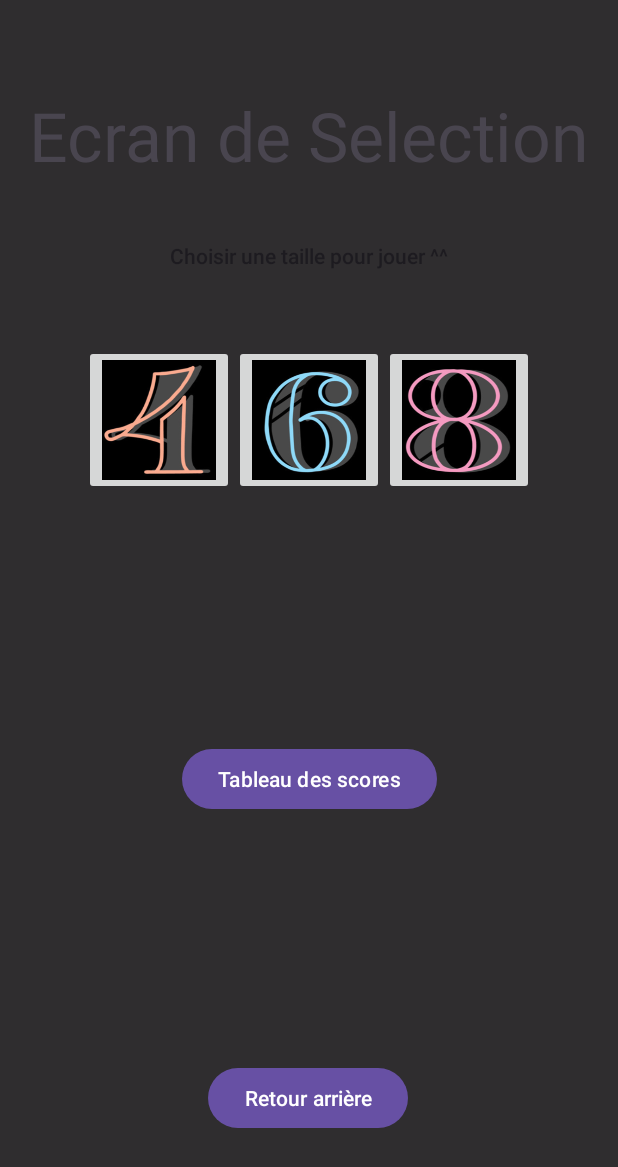
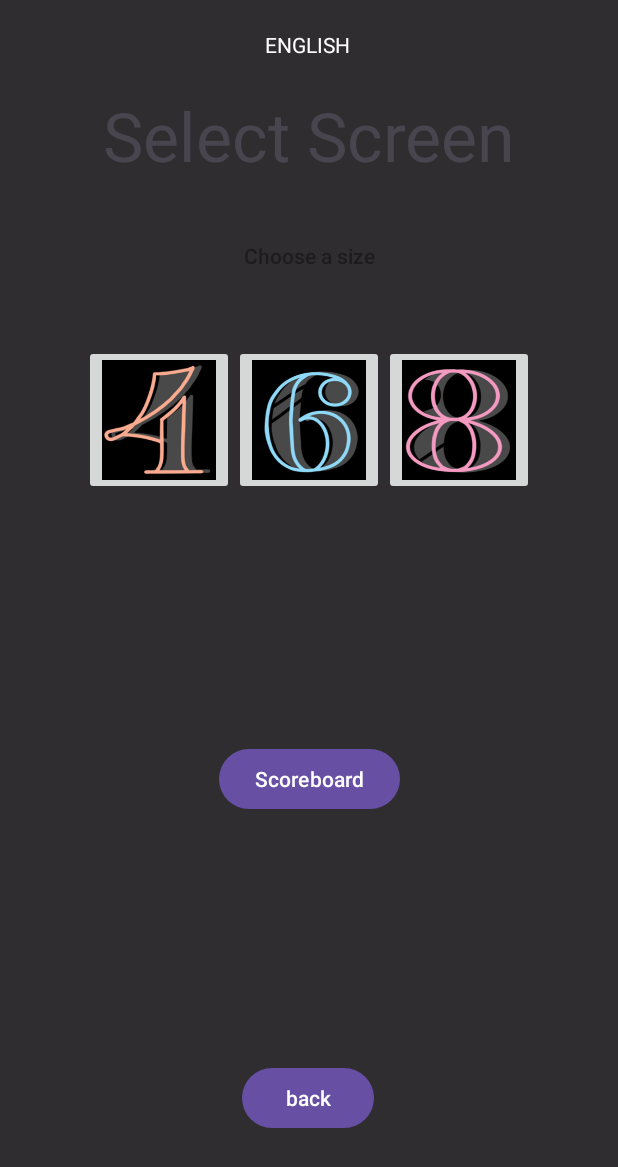
Before and after one commit to Tmalinge/Color_tiles, an Android app: the Selector_page screen opened directly, with no data from a screen before it, on a phone screen of 412 x 824 dp. Shown: the top 1167 px of the screen. Run offline under Robolectric (Android 15) with nearby library versions, the phone set to English and light mode, and no system bars.

Commit message:
Ajout du changement de langue

```diff
--- /dev/null
+++ b/app/src/main/java/com/example/color_tiles/LocaleHelper.java
@@ -0,0 +1,87 @@
+package com.example.color_tiles;
+
+import android.annotation.TargetApi;
+import android.content.Context;
+import android.content.SharedPreferences;
+import android.content.res.Configuration;
+import android.content.res.Resources;
+import android.os.Build;
+import android.preference.PreferenceManager;
+
+import java.util.Locale;
+
+/**
+ * Created by abdalla on 10/2/17.
+ */
+
+public class LocaleHelper {
+
+    private static final String SELECTED_LANGUAGE = "Locale.Helper.Selected.Language";
+
+    public static Context onAttach(Context context) {
+        String lang = getPersistedData(context, Locale.getDefault().getLanguage());
+        return setLocale(context, lang);
+    }
+
+    public static Context onAttach(Context context, String defaultLanguage) {
+        String lang = getPersistedData(context, defaultLanguage);
+        return setLocale(context, lang);
+    }
+
+    public static String getLanguage(Context context) {
+        return getPersistedData(context, Locale.getDefault().getLanguage());
+    }
+
+    public static Context setLocale(Context context, String language) {
+        persist(context, language);
+
+        if (Build.VERSION.SDK_INT >= Build.VERSION_CODES.N) {
+            return updateResources(context, language);
+        }
+
+        return updateResourcesLegacy(context, language);
+    }
+
+    private static String getPersistedData(Context context, String defaultLanguage) {
+        SharedPreferences preferences = PreferenceManager.getDefaultSharedPreferences(context);
+        return preferences.getString(SELECTED_LANGUAGE, defaultLanguage);
+    }
+
+    private static void persist(Context context, String language) {
+        SharedPreferences preferences = PreferenceManager.getDefaultSharedPreferences(context);
+        SharedPreferences.Editor editor = preferences.edit();
+
+        editor.putString(SELECTED_LANGUAGE, language);
+        editor.apply();
+    }
+
+    @TargetApi(Build.VERSION_CODES.N)
+    private static Context updateResources(Context context, String language) {
+        Locale locale = new Locale(language);
+        Locale.setDefault(locale);
+
+        Configuration configuration = context.getResources().getConfiguration();
+        configuration.setLocale(locale);
+        configuration.setLayoutDirection(locale);
+
+        return context.createConfigurationContext(configuration);
+    }
+
+    @SuppressWarnings("deprecation")
+    private static Context updateResourcesLegacy(Context context, String language) {
+        Locale locale = new Locale(language);
+        Locale.setDefault(locale);
+
+        Resources resources = context.getResources();
+
+        Configuration configuration = resources.getConfiguration();
+        configuration.locale = locale;
+        if (Build.VERSION.SDK_INT >= Build.VERSION_CODES.JELLY_BEAN_MR1) {
+            configuration.setLayoutDirection(locale);
+        }
+
+        resources.updateConfiguration(configuration, resources.getDisplayMetrics());
+
+        return context;
+    }
+}
--- a/app/src/main/java/com/example/color_tiles/Selector_page.java
+++ b/app/src/main/java/com/example/color_tiles/Selector_page.java
@@ -1,20 +1,98 @@
 package com.example.color_tiles;
 
+import android.content.Context;
+import android.content.DialogInterface;
 import android.content.Intent;
+import android.content.res.Configuration;
+import android.content.res.Resources;
 import android.os.Bundle;
+import android.util.Log;
 import android.view.View;
+import android.widget.RelativeLayout;
+import android.widget.TextView;
 
+import androidx.appcompat.app.AlertDialog;
 import androidx.appcompat.app.AppCompatActivity;
 import com.example.color_tiles.databinding.ActivitySelectorPageBinding;
+
+import java.util.Locale;
 
 public class Selector_page extends AppCompatActivity {
 
     private ActivitySelectorPageBinding binding;
+    TextView dialog_language;
+    int lang_selected;
+    RelativeLayout show_lan_dialog;
+    Context context;
+    Resources resources;
     @Override
     protected void onCreate(Bundle savedInstanceState) {
         super.onCreate(savedInstanceState);
         binding = ActivitySelectorPageBinding.inflate(getLayoutInflater());
         setContentView(binding.getRoot());
+        Resources res = getResources();
+        Configuration conf = res.getConfiguration();
+        res.updateConfiguration(conf, res.getDisplayMetrics());
+
+        dialog_language = (TextView)findViewById(R.id.dialog_language);
+        show_lan_dialog = (RelativeLayout)findViewById(R.id.showlangdialog);
+        if(LocaleHelper.getLanguage(Selector_page.this).equalsIgnoreCase("en"))
+        {
+            context = LocaleHelper.setLocale(Selector_page.this,"en");
+            resources =context.getResources();
+            dialog_language.setText("ENGLISH");
+            setTitle(resources.getString(R.string.app_name));
+            lang_selected = 0;
+
+        }else if(LocaleHelper.getLanguage(Selector_page.this).equalsIgnoreCase("frm")){
+            context = LocaleHelper.setLocale(Selector_page.this,"frm");
+            resources =context.getResources();
+            dialog_language.setText("FRANCAIS");
+            setTitle(resources.getString(R.string.app_name));
+            lang_selected =1;
+        }
+        show_lan_dialog.setOnClickListener(new View.OnClickListener() {
+            @Override
+            public void onClick(View view) {
+                final String[] Language = {"ENGLISH", "FRANCAIS"};
+                final int checkItem;
+                Log.d("Clicked", "Clicked");
+                final AlertDialog.Builder dialogBuilder = new AlertDialog.Builder(Selector_page.this);
+                dialogBuilder.setTitle("Select a Language")
+                        .setSingleChoiceItems(Language, lang_selected, new DialogInterface.OnClickListener() {
+                            @Override
+                            public void onClick(DialogInterface dialogInterface, int i) {
+                                dialog_language.setText(Language[i]);
+                                if (Language[i].equals("ENGLISH")) {
+                                    context = LocaleHelper.setLocale(Selector_page.this, "en");
+                                    resources = context.getResources();
+                                    lang_selected = 0;
+                                    setTitle(resources.getString(R.string.app_name));
+                                }
+                                if (Language[i].equals("FRANCAIS")) {
+                                    context = LocaleHelper.setLocale(Selector_page.this, "frm");
+                                    resources = context.getResources();
+                                    lang_selected = 1;
+                                    setTitle(resources.getString(R.string.app_name));
+
+                                }
+                                res.updateConfiguration(conf, res.getDisplayMetrics());
+                            }
+                        })
+                        .setPositiveButton("OK", new DialogInterface.OnClickListener() {
+                            @Override
+                            public void onClick(DialogInterface dialogInterface, int i) {
+                                dialogInterface.dismiss();
+                                Intent refresh = getIntent();
+                                finish();
+                                startActivity(refresh);
+
+                            }
+                        });
+                dialogBuilder.create().show();
+
+            }
+        });
     }
 
     @Override
@@ -49,14 +127,6 @@ public class Selector_page extends AppCompatActivity {
                 startActivity(intent);
             }
         });
-        binding.imageButton9.setOnClickListener(new View.OnClickListener() {
-            @Override
-            public void onClick(View v) {
-                Intent intent = new Intent(Selector_page.this,MainActivity.class);
-                startActivity(intent);
-            }
-        });
-
 
     }
 }
--- a/app/src/main/res/layout/activity_main.xml
+++ b/app/src/main/res/layout/activity_main.xml
@@ -13,7 +13,7 @@
         android:layout_height="104dp"
         android:layout_marginTop="36dp"
         android:layout_weight="1"
-        android:text="HELLO !"
+        android:text="@string/hello_world"
         android:textAlignment="center"
         android:textColor="#4CAF50"
         android:textSize="60sp"
@@ -58,7 +58,7 @@
         android:layout_height="wrap_content"
         android:layout_marginTop="62dp"
         android:layout_marginBottom="273dp"
-        android:text="Le jeu Color Tiles a été dévellopé par: "
+        android:text="@string/presentation"
         android:textAlignment="center"
         android:textColor="#4CAF50"
         android:textSize="34sp"
@@ -73,7 +73,7 @@
         android:layout_height="wrap_content"
         android:layout_marginStart="36dp"
         android:layout_marginEnd="36dp"
-        android:text="Theo, Adrien et Florian"
+        android:text="@string/name"
         android:textColor="#4CAF50"
         android:textSize="34sp"
         app:layout_constraintEnd_toEndOf="parent"
--- a/app/src/main/res/layout/activity_selector_page.xml
+++ b/app/src/main/res/layout/activity_selector_page.xml
@@ -89,4 +89,37 @@
         app:layout_constraintStart_toStartOf="parent" />
 
 
+    <RelativeLayout
+        android:id="@+id/showlangdialog"
+        android:layout_width="200dp"
+        android:layout_height="40dp"
+        android:layout_marginTop="10dp"
+        android:layout_marginEnd="3dp"
+        android:layout_marginRight="3dp"
+        app:layout_constraintTop_toTopOf="parent"
+        app:layout_constraintLeft_toLeftOf="parent"
+        app:layout_constraintRight_toRightOf="parent"
+        android:orientation="horizontal">
+
+        <TextView
+            android:id="@+id/dialog_language"
+            android:layout_width="match_parent"
+            android:layout_height="match_parent"
+            android:layout_alignParentBottom="true"
+            android:layout_gravity="center"
+            android:background="@android:color/transparent"
+            android:dropDownVerticalOffset="35dp"
+            android:gravity="center"
+            android:text="English"
+            android:textColor="@color/white" />
+        <ImageView
+            android:layout_width="wrap_content"
+            android:layout_height="wrap_content"
+            android:layout_alignParentRight="true"
+            android:layout_centerVertical="true"
+            android:layout_gravity="center"
+            android:layout_marginRight="10dp"/>
+    </RelativeLayout>
+
+
 </androidx.constraintlayout.widget.ConstraintLayout>
--- a/app/src/main/res/values/strings.xml
+++ b/app/src/main/res/values/strings.xml
@@ -1,10 +1,13 @@
 <resources>
-    <string name="app_name">Color_tiles</string>
-    <string name="choisir_une_taille_pour_jouer">Choisir une taille pour jouer ^^</string>
-    <string name="ecran_de_selection">Ecran de Selection</string>
-    <string name="dimension_6x6">Dimension 6x6</string>
-    <string name="dimension_4x4">Dimension 4x4</string>
-    <string name="dimension_8x8">Dimension 8x8</string>
-    <string name="score">Tableau des scores</string>
-    <string name="back">Retour arrière</string>
+    <string name="hello_world">Hello !</string>
+    <string name="app_name">Color tiles</string>
+    <string name="choisir_une_taille_pour_jouer">Choose a size</string>
+    <string name="ecran_de_selection">Select Screen</string>
+    <string name="dimension_6x6">Size 6x6</string>
+    <string name="dimension_4x4">Size 4x4</string>
+    <string name="dimension_8x8">Size 8x8</string>
+    <string name="score">Scoreboard</string>
+    <string name="back">back</string>
+    <string name="presentation">The game Color Tiles was developed by:</string>
+    <string name="name">Theo, Adrien and Florian</string>
 </resources>
```
Also changed, not shown: 1 other file.
